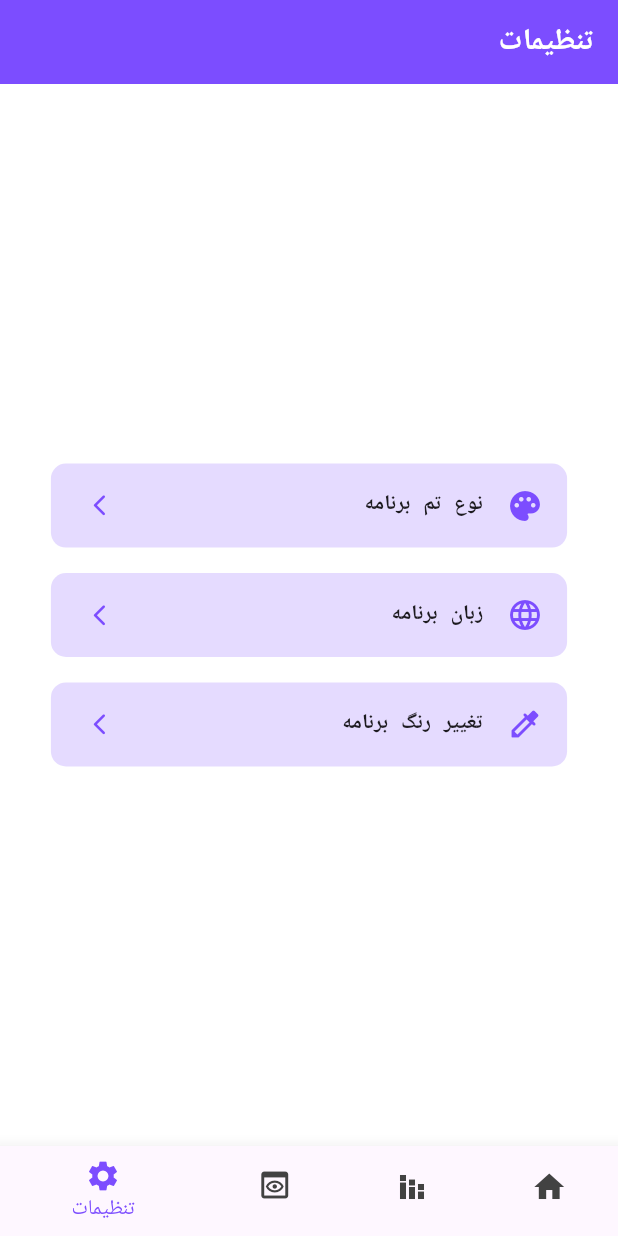
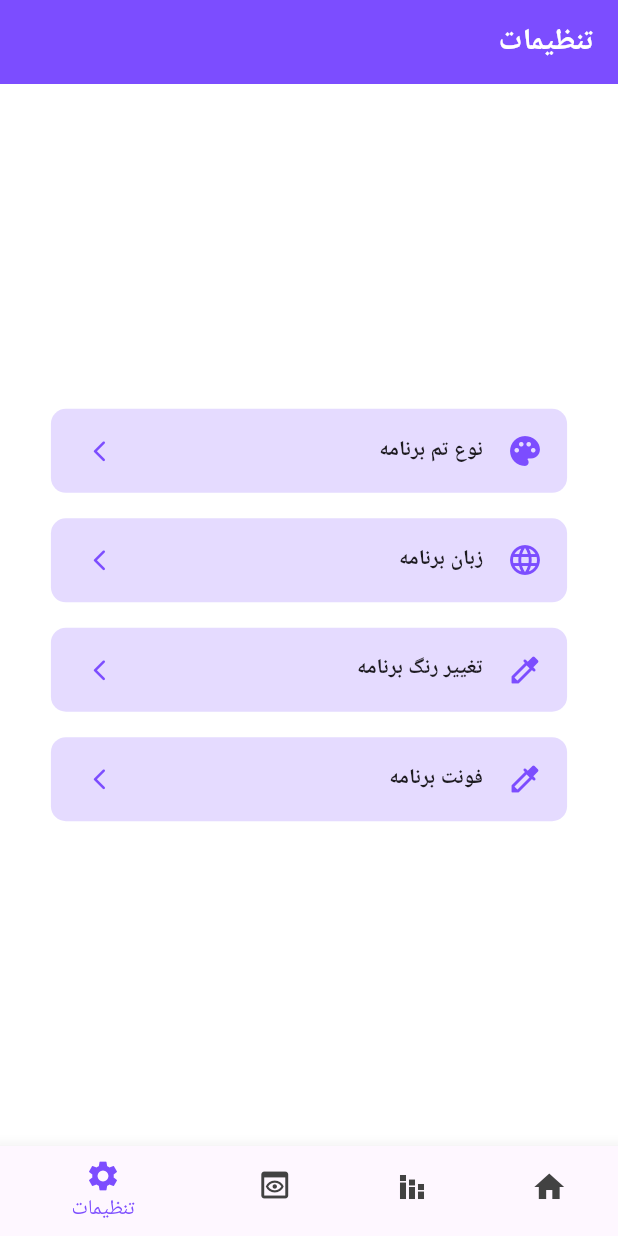
Before and after one commit to mohsen-zahed/practical_pachprthlo, a Flutter app: the screen it shows after launch, item 4 of the bottom bar chosen, on a phone screen of 412 x 824 dp. Run offline on Flutter 3.47's test engine with Material 3 defaults, Android fonts, the phone set to English and light mode, and no system bars; our stand-ins replace cached_network_image, connectivity_plus, dio, dropdown_search, equatable, fl_chart and 7 more; accounts and stored records are empty; generated files the repository leaves out were written again; network calls fail.

Commit message:
dyanmic fonts implemented 70% 💬 - but still needs optimization🗃️

```diff
--- /dev/null
+++ b/lib/config/constants/fonts.dart
@@ -0,0 +1,3 @@
+//* Default font...
+const String defaultAppFont = 'FridayCute';
+const double defaultAppFontSize = 32;
--- a/lib/config/localization/app_en.arb
+++ b/lib/config/localization/app_en.arb
@@ -30,7 +30,7 @@
     "settingsScreenText": "Settings Screen",
     "refreshText": "Refresh",
     "loadingMoreText": "Loading more...",
-    "changeAppColorText": "Change app color",
+    "changeAppColorText": "Theme color",
     "pickAColorText": "Pick a color",
     "applyColorText": "Apply color",
     "pickAColorTitleText": "Color picker",
@@ -38,5 +38,7 @@
     "pleaseCheckYourNetworkAndTryAgainText": "Please check your network and try again!",
     "requestTimedOutTryAgainLaterText": "Request timed out, try again later!",
     "thereIsAnUnknownProblemKeepingYouFromSendingRequestsText": "There is an unknown problem keeping you from sending requests!",
-    "somethingWentWrongTryAgainText": "Something went wrong!"
+    "somethingWentWrongTryAgainText": "Something went wrong!",
+    "appFontText": "App's font",
+    "changeDisplayFontText": "Change display font"
 }
--- a/lib/config/localization/app_fa.arb
+++ b/lib/config/localization/app_fa.arb
@@ -38,5 +38,7 @@
     "pleaseCheckYourNetworkAndTryAgainText": "اتصال به اینترنت را چک نموده و دوباره تلاش کنید!",
     "requestTimedOutTryAgainLaterText": "درخواست ناموفق، دوباره تلاش کنید!",
     "thereIsAnUnknownProblemKeepingYouFromSendingRequestsText": "خطایی رخ داده است، بعدا تلاش کنید!",
-    "somethingWentWrongTryAgainText": "خطایی نامشخص رخ داده است، بعدا تلاش کنید!"
+    "somethingWentWrongTryAgainText": "خطایی نامشخص رخ داده است، بعدا تلاش کنید!",
+    "appFontText":"فونت برنامه",
+    "changeDisplayFontText": "انتخاب فونت"
 }
--- a/lib/features/data/models/d-font_model/font_model.dart
+++ b/lib/features/data/models/d-font_model/font_model.dart
@@ -1,15 +1,27 @@
 enum FontModel {
   bTitrFont(
     'BTitr',
-    'assets/color_icon.png',
+    'assets/images/icons/font_icons/font_icon.png',
     32,
     'B Titr',
   ),
   exarrosFont(
     'Exarros',
-    'assets/color_icon.png',
+    'assets/images/icons/font_icons/font_icon.png',
     16,
     'Exarros',
+  ),
+  helvitcaFont(
+    'Helvitca',
+    'assets/images/icons/font_icons/font_icon.png',
+    16,
+    'Helvitca',
+  ),
+  fridayCuteFont(
+    'FridayCute',
+    'assets/images/icons/font_icons/font_icon.png',
+    16,
+    'FridayCute',
   );
 
   final String fontFamily;
--- a/lib/features/providers/font_provider.dart
+++ b/lib/features/providers/font_provider.dart
@@ -1,46 +1,40 @@
 import 'package:flutter/material.dart';
+import 'package:practical_pachprthlo/config/constants/fonts.dart';
+import 'package:practical_pachprthlo/features/data/models/d-font_model/font_model.dart';
 import 'package:practical_pachprthlo/packages/shared_preferences/my_shared_preferences.dart';
 import 'package:practical_pachprthlo/packages/shared_preferences/my_shared_preferences_const.dart';
 
 class FontProvider extends ChangeNotifier {
-  String persianFont = 'B Titr';
-  double persianFontSize = 32;
-  String englishFont = 'Exarros';
-  double englishFontSize = 16;
+  String fontFamily;
+  double fontFamilySize;
+  List<String> persianFontsList = [
+    FontModel.bTitrFont.fontFamily,
+  ];
+  List<String> englishFontsList = [
+    FontModel.exarrosFont.fontFamily,
+    FontModel.helvitcaFont.fontFamily,
+    FontModel.fridayCuteFont.fontFamily,
+  ];
 
-  FontProvider() {
-    getPersianFont();
-    getEnglishFont();
+  FontProvider({
+    this.fontFamily = defaultAppFont,
+    this.fontFamilySize = defaultAppFontSize,
+  }) {
+    getFontFamily();
   }
 
-  Future<void> updatePersianFont(String fontName, double persianFontSize) async {
-    await MySharedPreferences.instance.storeToSharedPreferences(persianFontFamilyKey, fontName);
-    await MySharedPreferences.instance.storeToSharedPreferences(persianFontSizeKey, persianFontSize.toString());
-    persianFont = fontName;
-    persianFontSize = persianFontSize;
+  Future<void> updateFontFamily(String inputFontName, double inputFontFamilySize) async {
+    await MySharedPreferences.instance.storeToSharedPreferences(fontFamilyKey, inputFontName);
+    await MySharedPreferences.instance.storeToSharedPreferences(fontFamilySizeKey, inputFontFamilySize.toString());
+    fontFamily = inputFontName;
+    fontFamilySize = inputFontFamilySize;
     notifyListeners();
   }
 
-  Future<void> updateEnglishFont(String fontName, double englishFontSize) async {
-    await MySharedPreferences.instance.storeToSharedPreferences(englishFontFamilyKey, fontName);
-    await MySharedPreferences.instance.storeToSharedPreferences(englishFontSizeKey, englishFontSize.toString());
-    englishFont = fontName;
-    englishFontSize = englishFontSize;
-    notifyListeners();
-  }
-
-  Future<void> getPersianFont() async {
-    final String? persianFont = await MySharedPreferences.instance.getFromSharedPreferences(persianFontFamilyKey);
-    if (persianFont != null) {
-      this.persianFont = persianFont;
-    }
-    notifyListeners();
-  }
-
-  Future<void> getEnglishFont() async {
-    final String? englishFont = await MySharedPreferences.instance.getFromSharedPreferences(englishFontFamilyKey);
-    if (englishFont != null) {
-      this.englishFont = englishFont;
+  Future<void> getFontFamily() async {
+    final String? fontFamily = await MySharedPreferences.instance.getFromSharedPreferences(fontFamilyKey);
+    if (fontFamily != null) {
+      this.fontFamily = fontFamily;
     }
     notifyListeners();
   }
--- a/lib/features/screens/main_screens/home_screen/bottom_nav_screens/settings_screen/settings_screen.dart
+++ b/lib/features/screens/main_screens/home_screen/bottom_nav_screens/settings_screen/settings_screen.dart
@@ -2,6 +2,7 @@ import 'package:flutter/material.dart';
 import 'package:practical_pachprthlo/config/constants/colors.dart';
 import 'package:practical_pachprthlo/config/localization/l10n.dart';
 import 'package:practical_pachprthlo/features/screens/main_screens/home_screen/bottom_nav_screens/settings_screen/widgets/color_bottom_sheet_modal.dart';
+import 'package:practical_pachprthlo/features/screens/main_screens/home_screen/bottom_nav_screens/settings_screen/widgets/font_bottom_sheet_modal.dart';
 
 import 'package:practical_pachprthlo/features/screens/main_screens/home_screen/bottom_nav_screens/settings_screen/widgets/localization_bottom_sheet_modal.dart';
 import 'package:practical_pachprthlo/features/screens/main_screens/home_screen/bottom_nav_screens/settings_screen/widgets/theme_bottom_sheet_modal.dart';
@@ -93,6 +94,28 @@ class _SettingsScreenState extends State<SettingsScreen> {
                 ),
               ),
             ),
+            SizedBox(height: getScreenArea(context, 0.00005)),
+            Padding(
+              padding: EdgeInsets.symmetric(horizontal: getScreenArea(context, 0.0001)),
+              child: ListTile(
+                shape: RoundedRectangleBorder(borderRadius: BorderRadius.circular(10)),
+                onTap: () {
+                  showModalBottomSheet(
+                    showDragHandle: true,
+                    context: context,
+                    builder: (context) {
+                      return const FontBottomSheetModal();
+                    },
+                  );
+                },
+                leading: const Icon(Icons.colorize_rounded),
+                title: Text(AppLocalizations.of(context)!.appFontText),
+                trailing: Icon(
+                  Icons.arrow_forward_ios_rounded,
+                  size: getScreenArea(context, 0.00005),
+                ),
+              ),
+            ),
           ],
         ),
       ),
--- a/lib/features/screens/main_screens/home_screen/bottom_nav_screens/settings_screen/widgets/localization_bottom_sheet_modal.dart
+++ b/lib/features/screens/main_screens/home_screen/bottom_nav_screens/settings_screen/widgets/localization_bottom_sheet_modal.dart
@@ -27,7 +27,7 @@ class LocalizationBottomSheetModal extends StatelessWidget {
               itemBuilder: (context, index) {
                 return BlocBuilder<LocalizationBloc, LocalizationState>(
                   builder: (context, state) {
-                    final bool isLightThemeChosen = Languages.values[index] == state.selectedLanguage;
+                    final bool isLanguageChosen = Languages.values[index] == state.selectedLanguage;
                     return Padding(
                       padding: EdgeInsets.only(bottom: getScreenArea(context, 0.00003)),
                       child: ListTile(
@@ -40,7 +40,7 @@ class LocalizationBottomSheetModal extends StatelessWidget {
                           ),
                         ),
                         title: Text(Languages.values[index].name),
-                        trailing: Icon(isLightThemeChosen ? Icons.check_circle : Icons.circle_outlined),
+                        trailing: Icon(isLanguageChosen ? Icons.check_circle : Icons.circle_outlined),
                         onTap: () async {
                           context.read<LocalizationBloc>().add(ChangeLocalization(selectedLanguage: Languages.values[index]));
                           await Future.delayed(
--- a/lib/main.dart
+++ b/lib/main.dart
@@ -73,10 +73,12 @@ class MyApp extends StatelessWidget {
                           theme: AppTheme.lightTheme(
                             primaryColor: color.primaryColor,
                             secondaryColor: color.secondaryColor,
+                            fontFamily: font.fontFamily,
                           ),
                           darkTheme: AppTheme.darkTheme(
                             primaryColor: color.primaryColor,
                             secondaryColor: color.secondaryColor,
+                            fontFamily: font.fontFamily,
                           ),
                           themeMode: themeState.selectedTheme.themeMode,
                           debugShowCheckedModeBanner: false,
--- a/lib/packages/shared_preferences/my_shared_preferences_const.dart
+++ b/lib/packages/shared_preferences/my_shared_preferences_const.dart
@@ -5,7 +5,5 @@ const String themeKey = 'themeKey';
 const String primaryColorKey = 'primaryColorKey';
 const String secondaryColorKey = 'secondaryColorKey';
 //*
-const String persianFontFamilyKey = 'persianFontFamilyKey';
-const String englishFontFamilyKey = 'englishFontFamilyKey';
-const String persianFontSizeKey = 'persianFontSizeKey';
-const String englishFontSizeKey = 'englishFontSizeKey';
+const String fontFamilyKey = 'fontFamilyKey';
+const String fontFamilySizeKey = 'fontFamilySizeKey';
--- a/lib/theme/app_theme.dart
+++ b/lib/theme/app_theme.dart
@@ -1,10 +1,11 @@
 import 'package:flutter/material.dart';
 import 'package:practical_pachprthlo/config/constants/colors.dart';
+import 'package:practical_pachprthlo/config/constants/fonts.dart';
 
 class AppTheme {
   static ThemeData lightTheme({Color? primaryColor, Color? secondaryColor, String? fontFamily}) {
     return ThemeData(
-      fontFamily: 'Exarros',
+      fontFamily: fontFamily ?? defaultAppFont,
       primaryColor: primaryColor ?? kPrimaryColor,
       brightness: Brightness.light,
       scaffoldBackgroundColor: kWhiteColor,
@@ -62,9 +63,9 @@ class AppTheme {
     );
   }
 
-  static ThemeData darkTheme({Color? primaryColor, Color? secondaryColor, String? fontFamily}){
+  static ThemeData darkTheme({Color? primaryColor, Color? secondaryColor, String? fontFamily}) {
     return ThemeData(
-      fontFamily: 'Exarros',
+      fontFamily: fontFamily ?? defaultAppFont,
       primaryColor: primaryColor ?? kPrimaryColor,
       brightness: Brightness.dark,
       scaffoldBackgroundColor: kGreyColorShade900,
```
Also changed, not shown: lib/features/screens/main_screens/home_screen/bottom_nav_screens/settings_screen/widgets/font_bottom_sheet_modal.dart (added, +95 -0 lines), pubspec.yaml (+10 -2 lines), assets/fonts/en-masa-friday-cute.otf (added), assets/images/icons/font_icons/font_icon.png (added).
